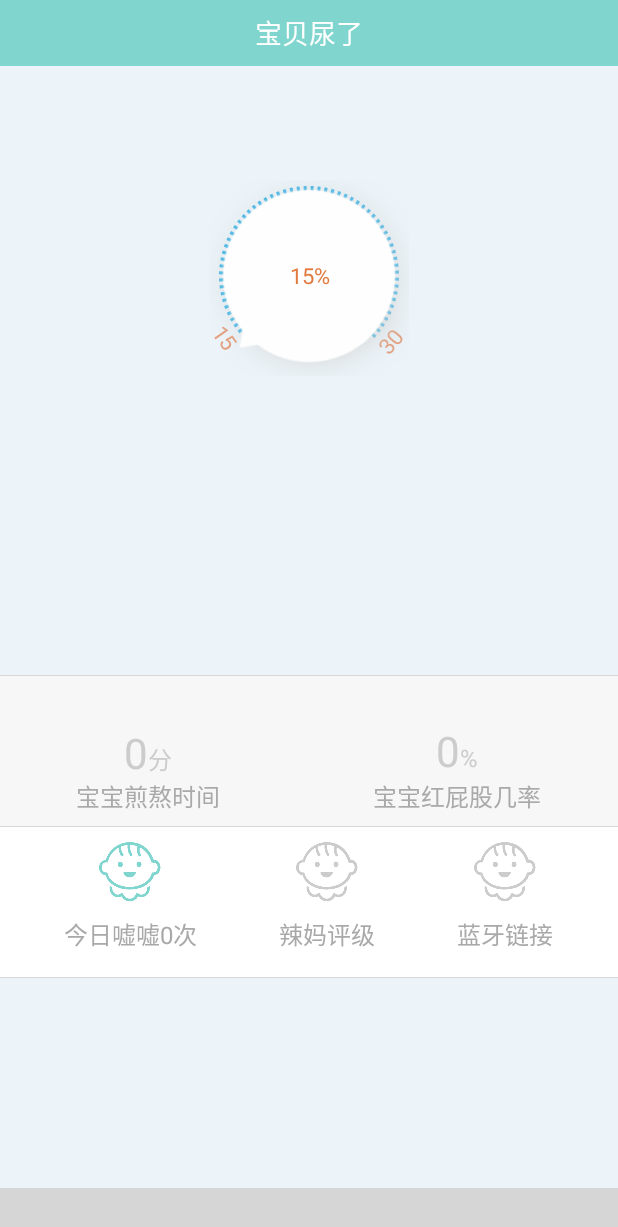
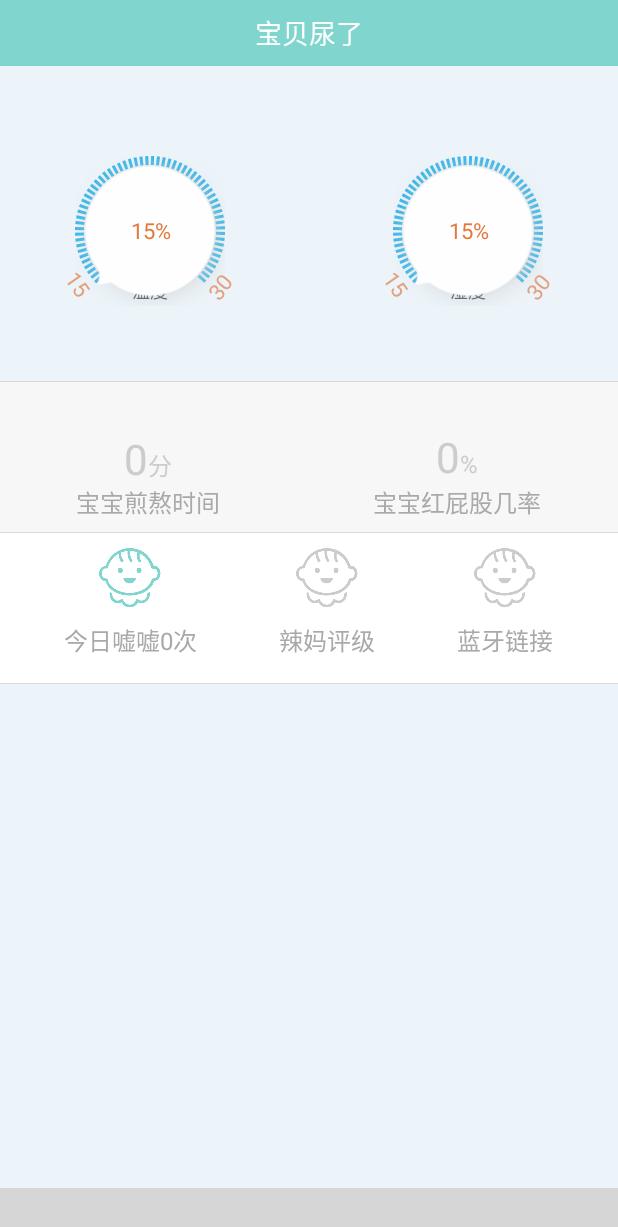
Before and after one commit to yangxin1113/Baby, an Android app: the HomeFragment screen opened directly, with no data from a screen before it, on a phone screen of 412 x 824 dp. Shown: the top 1227 px of the screen. Run offline under Robolectric (Android 15) with nearby library versions, the light colour scheme and no system bars; our stand-ins replace ButterKnife, CircleImageView; libraries missing offline, so code that uses them is left out: com.ashokvarma.bottomnavigation, com.lzy.imagepicker, com.orhanobut.logger; plain views replace BottomNavigationBar; 5 statements that could not run were skipped; grey boxes are pictures that could not be loaded.

Commit message:
添加:首页

```diff
--- a/app/src/main/java/com/zyx/baby/fragment/HomeFragment.java
+++ b/app/src/main/java/com/zyx/baby/fragment/HomeFragment.java
@@ -22,6 +22,8 @@ public class HomeFragment extends BaseFragment {
     MyTitleBar myTitleBar;
     @BindView(R.id.iv_temp)
     TempControlView tempControl;
+    @BindView(R.id.iv_demp)
+    TempControlView dempControl;
    /* @BindView(R.id.mTemp)
     MyTempView mTempView;*/
     private int mTotalProgress;
@@ -45,6 +47,16 @@ public class HomeFragment extends BaseFragment {
         tempControl.setTemp(15, 30, 15);
        // mTempView.setTemp("37.5", 39.5f, 35.4f, getActivity(), 380);
         tempControl.setOnTempChangeListener(new TempControlView.OnTempChangeListener() {
+            @Override
+            public void change(int temp) {
+                Toast.makeText(getActivity(), temp + "℃", Toast.LENGTH_SHORT).show();
+            }
+        });
+
+
+        dempControl.setTemp(15, 30, 15);
+        // mTempView.setTemp("37.5", 39.5f, 35.4f, getActivity(), 380);
+        dempControl.setOnTempChangeListener(new TempControlView.OnTempChangeListener() {
             @Override
             public void change(int temp) {
                 Toast.makeText(getActivity(), temp + "℃", Toast.LENGTH_SHORT).show();
--- a/app/src/main/java/com/zyx/baby/widget/TempControlView.java
+++ b/app/src/main/java/com/zyx/baby/widget/TempControlView.java
@@ -1,6 +1,7 @@
 package com.zyx.baby.widget;
 
 import android.content.Context;
+import android.content.res.TypedArray;
 import android.graphics.Bitmap;
 import android.graphics.BitmapFactory;
 import android.graphics.Canvas;
@@ -11,6 +12,7 @@ import android.graphics.PaintFlagsDrawFilter;
 import android.graphics.PorterDuff;
 import android.graphics.PorterDuffXfermode;
 import android.graphics.RectF;
+import android.graphics.drawable.BitmapDrawable;
 import android.util.AttributeSet;
 import android.util.TypedValue;
 import android.view.MotionEvent;
@@ -29,10 +31,13 @@ public class TempControlView extends View {
     private int height;
     // 刻度盘半径
     private int dialRadius;
+    private int dialColor;
     // 圆弧半径
     private int arcRadius;
+    private int arclColor;
+
     // 刻度高
-    private int scaleHeight = dp2px(10);
+    private int scaleHeight = dp2px(6);
     // 刻度盘画笔
     private Paint dialPaint;
     // 圆弧画笔
@@ -73,6 +78,8 @@ public class TempControlView extends View {
     // 当前的角度
     private float currentAngle;
 
+    private Bitmap mIconBitmap;
+
     public TempControlView(Context context) {
         this(context, null);
     }
@@ -83,6 +90,33 @@ public class TempControlView extends View {
 
     public TempControlView(Context context, AttributeSet attrs, int defStyleAttr) {
         super(context, attrs, defStyleAttr);
+
+        TypedArray a = context.obtainStyledAttributes(attrs,
+                R.styleable.TempView);
+        int n = a.getIndexCount();
+        for (int i = 0; i < n; i++)
+        {
+            int attr = a.getIndex(i);
+            switch (attr)
+            {
+                case R.styleable.TempView_dialcolor:
+                    dialColor = a.getColor(attr, 0xFF45C01A);
+                    break;
+                case R.styleable.TempView_arccolor:
+                    arclColor = a.getColor(attr, 0xFF3CB7EA);
+                    break;
+                case R.styleable.TempView_temptext:
+                    title = a.getString(attr);
+                    break;
+                case R.styleable.TempView_littlepic:
+                    BitmapDrawable drawable = (BitmapDrawable) a.getDrawable(attr);
+                    mIconBitmap = drawable.getBitmap();
+                    break;
+            }
+
+        }
+        a.recycle();
+
         init();
     }
 
@@ -127,7 +161,7 @@ public class TempControlView extends View {
         // 控件宽、高
         width = height = Math.min(h, w);
         // 刻度盘半径
-        dialRadius = width / 2 - dp2px(70);
+        dialRadius = width / 2 - dp2px(50);
         // 圆弧半径
         arcRadius = dialRadius - dp2px(20);
     }
@@ -170,7 +204,7 @@ public class TempControlView extends View {
     /**
      * 绘制刻度盘下的圆弧
      *
-     * @param canvas 画布
+     * @param canvas 画布meiren
      */
     private void drawArc(Canvas canvas) {
         canvas.save();
@@ -191,18 +225,18 @@ public class TempControlView extends View {
 
         // 绘制标题
         float titleWidth = titlePaint.measureText(title);
-        canvas.drawText(title, (width - titleWidth) / 2, dialRadius * 2 + dp2px(60), titlePaint);
+        canvas.drawText(title, (width - titleWidth) / 2, dialRadius * 2 + dp2px(45), titlePaint);
 
         // 绘制最小温度标识
         // 最小温度如果小于10，显示为0x
         String minTempFlag = minTemp < 10 ? "0" + minTemp : minTemp + "";
         float tempFlagWidth = titlePaint.measureText(maxTemp + "");
         canvas.rotate(55, width / 2, height / 2);
-        canvas.drawText(minTempFlag, (width - tempFlagWidth) / 2, height - dp2px(55), tempFlagPaint);
+        canvas.drawText(minTempFlag, (width - tempFlagWidth) / 2, height - dp2px(35), tempFlagPaint);
 
         // 绘制最大温度标识
         canvas.rotate(-105, width / 2, height / 2);
-        canvas.drawText(maxTemp + "", (width - tempFlagWidth) / 2, height - dp2px(55), tempFlagPaint);
+        canvas.drawText(maxTemp + "", (width - tempFlagWidth) / 2, height - dp2px(35), tempFlagPaint);
         canvas.restore();
     }
 
@@ -216,8 +250,8 @@ public class TempControlView extends View {
         //设置缩放比例
         float scale = 1.0f;
 
-        buttonImageShadow = createCircleImage(buttonImageShadow,200, 200);
-        buttonImage = createCircleImage(buttonImage,200, 200);
+        buttonImageShadow = createCircleImage(buttonImageShadow,150, 150);
+        buttonImage = createCircleImage(buttonImage,150, 150);
         // 按钮宽高
         int buttonWidth = buttonImage.getWidth();
         int buttonHeight = buttonImage.getHeight();
--- a/app/src/main/res/layout/fragment_home.xml
+++ b/app/src/main/res/layout/fragment_home.xml
@@ -1,21 +1,15 @@
 <?xml version="1.0" encoding="utf-8"?>
 <LinearLayout xmlns:android="http://schemas.android.com/apk/res/android"
-    xmlns:app1="http://schemas.android.com/apk/res-auto"
-    android:layout_width="match_parent"
-    android:layout_height="match_parent"
-    android:background="#ECF4F9"
-    android:orientation="vertical">
+              xmlns:app1="http://schemas.android.com/apk/res-auto"
+              android:layout_width="match_parent"
+              android:layout_height="match_parent"
+              android:background="#ECF4F9"
+              android:orientation="vertical">
 
 
     <include layout="@layout/layout_title"></include>
 
-    <com.zyx.baby.widget.TempControlView
-            android:id="@+id/iv_temp"
-            android:layout_width="260dp"
-            android:layout_height="260dp"
-            android:layout_gravity="center_horizontal"
-            android:layout_marginTop="10dp"
-            />
+
 
     <LinearLayout
         android:layout_width="match_parent"
@@ -24,8 +18,30 @@
 
         <RelativeLayout
             android:layout_width="match_parent"
-            android:layout_height="136dp"
-            android:clickable="true">
+            android:layout_height="wrap_content"
+            android:clickable="true"
+            android:layout_marginTop="10dp"
+        >
+
+            <com.zyx.baby.widget.TempControlView
+                    android:id="@+id/iv_temp"
+                    android:layout_width="200dp"
+                    android:layout_height="200dp"
+                    android:layout_gravity="center_horizontal"
+                    android:layout_alignParentLeft="true"
+                    app1:temptext="温度"
+            />
+
+
+            <com.zyx.baby.widget.TempControlView
+                    android:id="@+id/iv_demp"
+                    android:layout_width="200dp"
+                    android:layout_height="200dp"
+                    android:layout_gravity="center_horizontal"
+                    android:layout_alignParentRight="true"
+                    app1:temptext="湿度"
+
+            />
 
             <!--  <com.zyx.baby.widget.CycleView
                      android:id="@+id/iv_temp"
```
Also changed, not shown: app/src/main/java/com/zyx/baby/activity/GuideActivity.java (+9 -7 lines), app/src/main/res/values/attrs.xml (+10 -0 lines), 2 other files.
